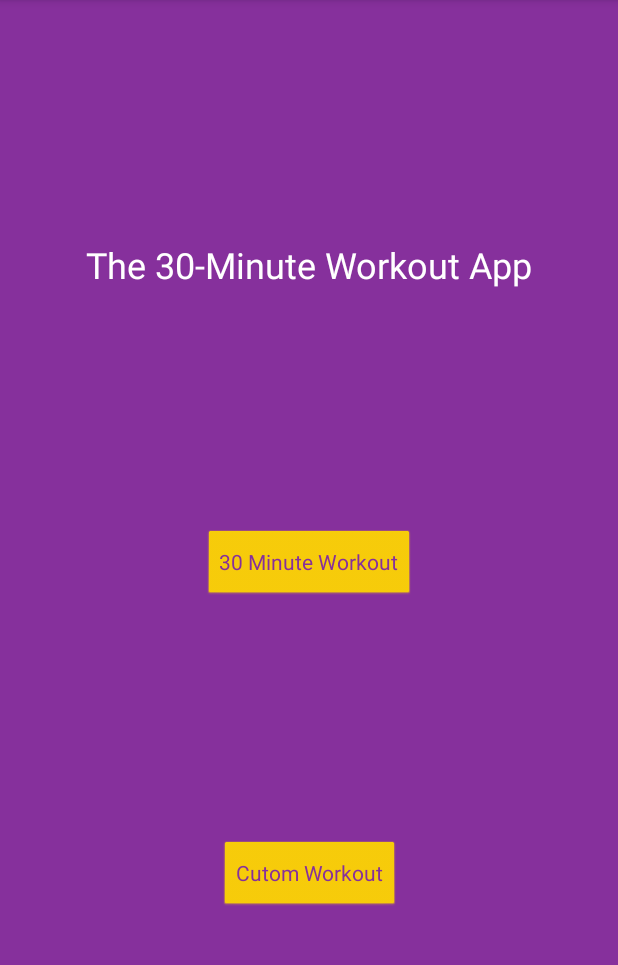
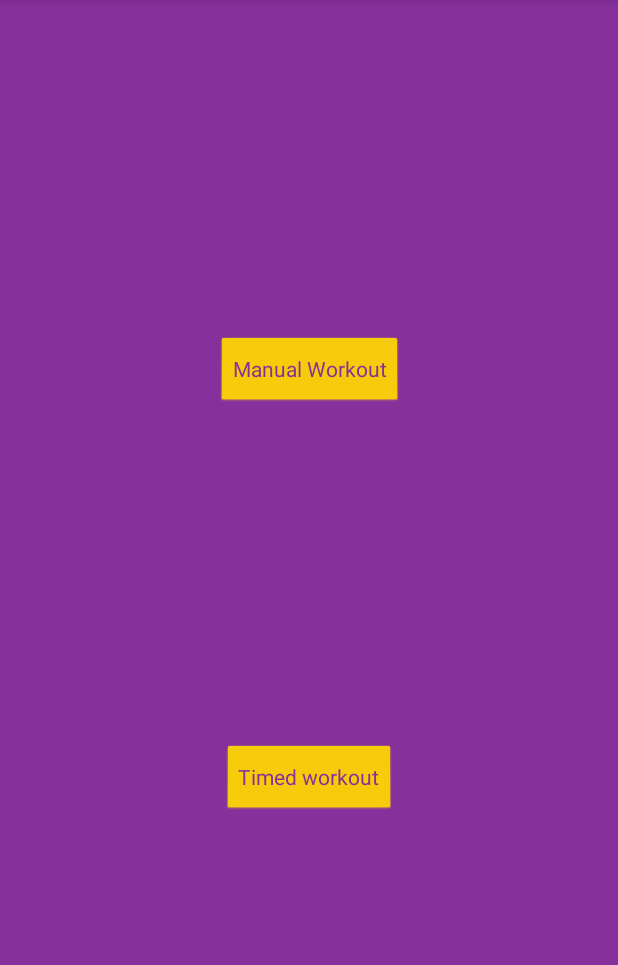
Before and after one commit to MatthewTimmons/ThirtyMinuteWorkout, an Android app: the screen it shows after launch (MainActivity before the commit, SelectWorkoutActivity after it), after a tap on "30 Minute Workout", on a phone screen of 412 x 824 dp, the part 84-1049 px from its top. Run offline under Robolectric (Android 15) with nearby library versions, the phone set to English and light mode, and no system bars.

Commit message:
Adds SelectWorkoutActivity and layout file. Sets buttons to placeholder toast messages.

```diff
--- a/app/src/main/AndroidManifest.xml
+++ b/app/src/main/AndroidManifest.xml
@@ -9,13 +9,17 @@
         android:roundIcon="@mipmap/ic_launcher_round"
         android:supportsRtl="true"
         android:theme="@style/AppTheme">
-        <activity android:name=".MainActivity">
+
+        <activity android:name=".activities.MainActivity">
             <intent-filter>
                 <action android:name="android.intent.action.MAIN" />
 
                 <category android:name="android.intent.category.LAUNCHER" />
             </intent-filter>
         </activity>
+
+        <activity android:name=".activities.SelectWorkoutActivity"/>
+
     </application>
 
 </manifest>
--- a/app/src/main/java/thirtyminuteworkout/generoussoftware/com/thirtyminuteworkout/MainActivity.kt
+++ b/app/src/main/java/thirtyminuteworkout/generoussoftware/com/thirtyminuteworkout/activities/MainActivity.kt
@@ -1,10 +1,12 @@
-package thirtyminuteworkout.generoussoftware.com.thirtyminuteworkout
+package thirtyminuteworkout.generoussoftware.com.thirtyminuteworkout.activities
 
+import android.content.Intent
 import android.os.Bundle
 import android.support.v7.app.AppCompatActivity
 import android.view.View
 import android.widget.Button
 import android.widget.Toast
+import thirtyminuteworkout.generoussoftware.com.thirtyminuteworkout.R
 
 class MainActivity : AppCompatActivity() {
     lateinit var thirtyMinuteWorkoutButton: Button
@@ -18,15 +20,15 @@ class MainActivity : AppCompatActivity() {
         thirtyMinuteWorkoutButton = findViewById(R.id.thirty_minute_workout_button)
         customWorkoutButton = findViewById(R.id.custom_workout_button)
 
-        // TODO Set up intent to start next activity
-        thirtyMinuteWorkoutButton.setOnClickListener(View.OnClickListener {
-            Toast.makeText(this@MainActivity, "This feature will be added later.", Toast.LENGTH_SHORT).show()
-        })
+        thirtyMinuteWorkoutButton.setOnClickListener {
+            val intent = Intent(this@MainActivity, SelectWorkoutActivity::class.java)
+            startActivity(intent)
+        }
 
         // TODO Set up custom workout options
-        customWorkoutButton.setOnClickListener(View.OnClickListener {
+        customWorkoutButton.setOnClickListener {
             Toast.makeText(this@MainActivity, "This feature will be added later.", Toast.LENGTH_SHORT).show()
-        })
+        }
 
     }
 }
--- /dev/null
+++ b/app/src/main/java/thirtyminuteworkout/generoussoftware/com/thirtyminuteworkout/activities/SelectWorkoutActivity.kt
@@ -0,0 +1,32 @@
+package thirtyminuteworkout.generoussoftware.com.thirtyminuteworkout.activities
+
+import android.os.Bundle
+import android.support.v7.app.AppCompatActivity
+import android.view.View
+import android.widget.Button
+import android.widget.Toast
+import thirtyminuteworkout.generoussoftware.com.thirtyminuteworkout.R
+
+class SelectWorkoutActivity: AppCompatActivity() {
+    lateinit var manualWorkoutButton: Button
+    lateinit var timedWorkoutButton: Button
+
+    override fun onCreate(savedInstanceState: Bundle?) {
+        super.onCreate(savedInstanceState)
+        setContentView(R.layout.activity_select_workout)
+
+        // Set views
+        manualWorkoutButton = findViewById(R.id.manual_workout_button)
+        timedWorkoutButton = findViewById(R.id.timed_workout_button)
+
+        // TODO Add manual workout later.
+        manualWorkoutButton.setOnClickListener {
+            Toast.makeText(this@SelectWorkoutActivity, "This feature will be added later.", Toast.LENGTH_SHORT).show()
+        }
+
+        //TODO Add timed workout later.
+        timedWorkoutButton.setOnClickListener {
+            Toast.makeText(this@SelectWorkoutActivity, "This feature will be added later.", Toast.LENGTH_SHORT).show()
+        }
+    }
+}
--- a/app/src/main/res/layout/activity_main.xml
+++ b/app/src/main/res/layout/activity_main.xml
@@ -10,7 +10,7 @@
         android:layout_width="wrap_content"
         android:layout_height="wrap_content"
         android:gravity="center"
-        android:text="The 30-Minute Workout App"
+        android:text="@string/full_app_name"
         android:textColor="@android:color/white"
         android:textSize="24sp"
         app:layout_constraintBottom_toTopOf="@+id/thirty_minute_workout_button"
@@ -23,7 +23,7 @@
         android:id="@+id/thirty_minute_workout_button"
         android:layout_width="wrap_content"
         android:layout_height="wrap_content"
-        android:text="30 Minute Workout"
+        android:text="@string/_30_m_workout"
         app:layout_constraintBottom_toTopOf="@+id/custom_workout_button"
         app:layout_constraintEnd_toEndOf="parent"
         app:layout_constraintStart_toStartOf="parent"
@@ -33,7 +33,7 @@
         android:id="@+id/custom_workout_button"
         android:layout_width="wrap_content"
         android:layout_height="wrap_content"
-        android:text="Cutom Workout"
+        android:text="@string/cutom_workout"
         app:layout_constraintBottom_toBottomOf="parent"
         app:layout_constraintEnd_toEndOf="parent"
         app:layout_constraintStart_toStartOf="parent"
--- /dev/null
+++ b/app/src/main/res/layout/activity_select_workout.xml
@@ -0,0 +1,36 @@
+<?xml version="1.0" encoding="utf-8"?>
+<android.support.constraint.ConstraintLayout
+    xmlns:android="http://schemas.android.com/apk/res/android"
+    xmlns:app="http://schemas.android.com/apk/res-auto"
+    android:layout_width="match_parent"
+    android:layout_height="match_parent">
+
+    <GridLayout
+        android:id="@+id/grid_layout"
+        android:layout_width="match_parent"
+        android:layout_height="wrap_content"
+        app:layout_constraintTop_toTopOf="parent" />
+
+    <Button
+        android:id="@+id/manual_workout_button"
+        android:layout_width="wrap_content"
+        android:layout_height="wrap_content"
+        android:text="@string/manual_workout"
+        app:layout_constraintBottom_toTopOf="@+id/timed_workout_button"
+        app:layout_constraintEnd_toEndOf="parent"
+        app:layout_constraintHorizontal_bias="0.5"
+        app:layout_constraintStart_toStartOf="parent"
+        app:layout_constraintTop_toTopOf="parent" />
+
+    <Button
+        android:id="@+id/timed_workout_button"
+        android:layout_width="wrap_content"
+        android:layout_height="wrap_content"
+        android:text="@string/timed_workout"
+        app:layout_constraintBottom_toBottomOf="parent"
+        app:layout_constraintEnd_toEndOf="parent"
+        app:layout_constraintHorizontal_bias="0.5"
+        app:layout_constraintStart_toStartOf="parent"
+        app:layout_constraintTop_toBottomOf="@+id/manual_workout_button" />
+
+</android.support.constraint.ConstraintLayout>
--- a/app/src/main/res/values/strings.xml
+++ b/app/src/main/res/values/strings.xml
@@ -1,3 +1,8 @@
 <resources>
     <string name="app_name">ThirtyMinuteWorkout</string>
+    <string name="full_app_name">The 30-Minute Workout App</string>
+    <string name="_30_m_workout">30 Minute Workout</string>
+    <string name="cutom_workout">Cutom Workout</string>
+    <string name="manual_workout">Manual Workout</string>
+    <string name="timed_workout">Timed workout</string>
 </resources>
```
